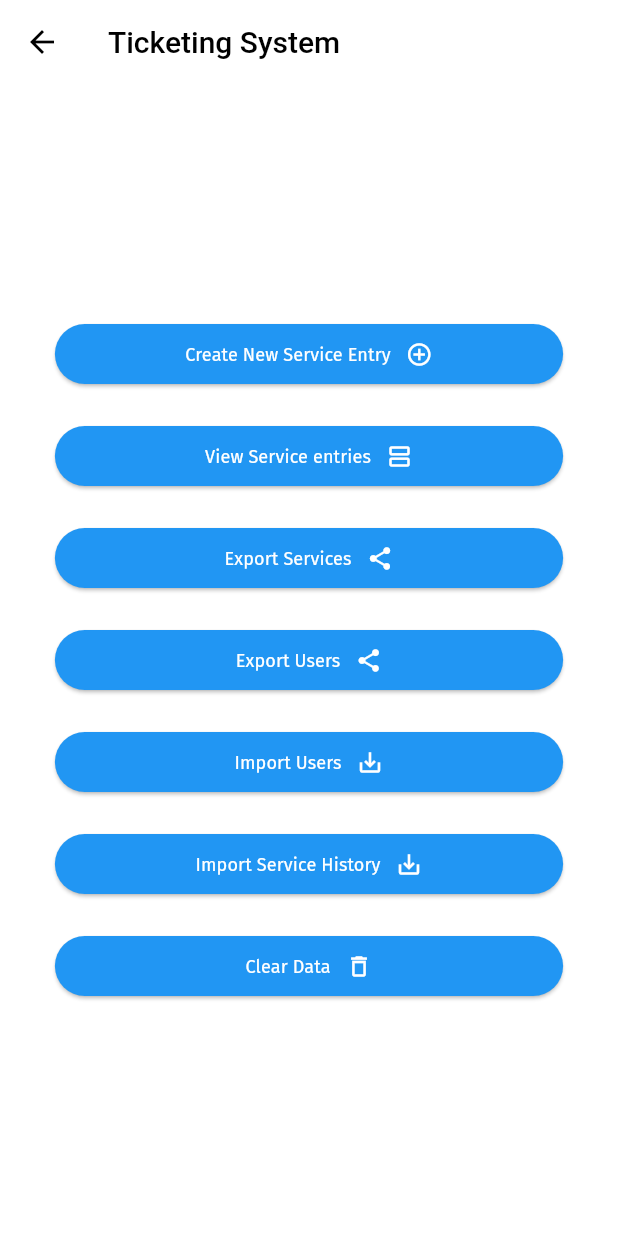
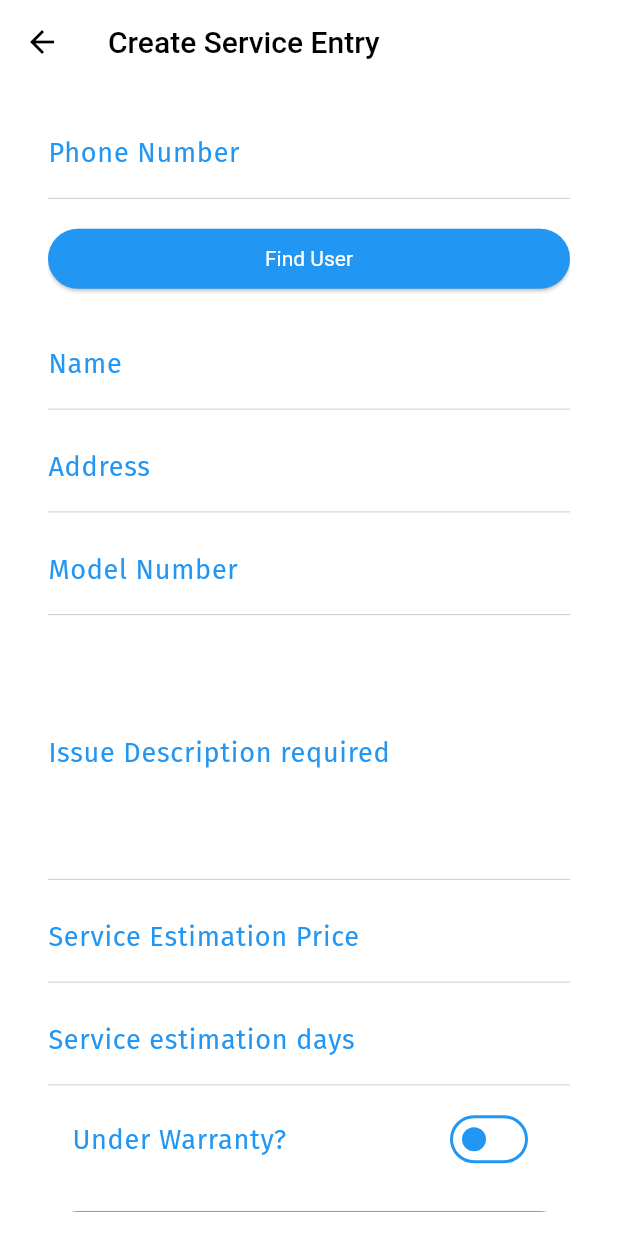
Before and after one commit to FrostArcher/flutter_boilerplate, a Flutter app: the screen it shows after launch, after a tap on "Create New Service Entry", on a phone screen of 412 x 824 dp. Run offline on Flutter 3.47's test engine with Material 3 defaults, Android fonts, the phone set to English and light mode, and no system bars; our stand-ins replace hive, hive_flutter, shared_preferences; accounts and stored records are empty; project files that could hold a hidden picture were left out.

Commit message:
theme changes

```diff
--- a/lib/app.dart
+++ b/lib/app.dart
@@ -1,5 +1,7 @@
 import 'package:flutter/material.dart';
 import 'package:flutter/services.dart';
+import 'package:newappmytectra/entry/domain/ticket_provider.dart';
+import 'package:newappmytectra/entry/presentation/create_ticket_screen.dart';
 import 'package:newappmytectra/entry/presentation/homescreen.dart';
 import 'package:newappmytectra/entry/presentation/splash.dart';
 import 'package:newappmytectra/utils/app_settings.dart';
@@ -7,6 +9,7 @@ import 'package:newappmytectra/utils/app_styles.dart';
 import 'package:newappmytectra/utils/extensions.dart';
 import 'package:newappmytectra/utils/localizations.dart';
 import 'package:newappmytectra/utils/navutils.dart';
+import 'package:newappmytectra/utils/service_locator.dart';
 import 'package:provider/provider.dart';
 
 class LandingScreen extends StatelessWidget {
@@ -25,7 +28,9 @@ class LandingScreen extends StatelessWidget {
     return MultiProvider(
       providers: [
         ChangeNotifierProvider<AppSettings>(create: (_) => AppSettings()),
-        // ChangeNotifierProvider<LoginProvider>(create: (_) => LoginProvider()),
+        ChangeNotifierProvider<TicketProvider>.value(
+          value: serviceLocator.get<TicketProvider>(), // Ensure single instance
+        ),
         // ChangeNotifierProvider<HomeProvider>(create: (_) => HomeProvider()),
         // ChangeNotifierProvider<ConnectivityProvider>(create: (_) => ConnectivityProvider()),
         // ChangeNotifierProvider<ProductProvider>(create: (_) => ProductProvider()),
@@ -50,10 +55,11 @@ class LandingScreen extends StatelessWidget {
             localizationsDelegates: const [
               AppLocalizations.delegate,
             ],
-            navigatorKey: NavUtils.navKey,
+            // navigatorKey: NavUtils.navKey,
             routes: {
               '/': (context) => const SplashScreen(),
               '/home': (context) => HomeScreen(),
+              '/create-ticket': (context) => CreateTicketScreen(),
             },
             debugShowCheckedModeBanner: false,
             initialRoute: "/",
--- a/lib/entry/domain/ticket_provider.dart
+++ b/lib/entry/domain/ticket_provider.dart
@@ -1,5 +1,34 @@
 import 'package:flutter/cupertino.dart';
+import 'package:newappmytectra/entry/models/user.dart';
+import 'package:newappmytectra/utils/dbhelper.dart';
 
 class TicketProvider with ChangeNotifier{
+  User? currentUser;
+  bool isLoading = true;
+
+  setIsLoadingFalse(){
+    isLoading = false;
+    notifyListeners();
+  }
+
+
+  // Function to find user by phone number
+  void findUserByPhone(String phoneNumber) {
+    isLoading = true;
+    final phone = phoneNumber;
+    final foundUser = DBHelper.getUsers().firstWhere(
+          (user) => user.phoneNumber == phone,
+      orElse: () => User(name: "", address: "", phoneNumber: phoneNumber), // Returns null if no user is found
+    );
+    print("uuuxxx===>${foundUser?.phoneNumber}");
+
+    if (foundUser != null) {
+        currentUser = foundUser;
+    } else {
+        currentUser = null;
+    }
+    isLoading = false;
+    notifyListeners();
+  }
 
 }
--- /dev/null
+++ b/lib/entry/presentation/create_ticket_screen.dart
@@ -0,0 +1,240 @@
+import 'package:flutter/material.dart';
+import 'package:flutter/services.dart';
+import 'package:newappmytectra/entry/domain/ticket_provider.dart';
+import 'package:newappmytectra/entry/models/ticket.dart';
+import 'package:newappmytectra/entry/models/user.dart';
+import 'package:newappmytectra/utils/dbhelper.dart';
+import 'package:newappmytectra/utils/service_locator.dart';
+import 'package:provider/provider.dart';
+
+
+class CreateTicketScreen extends StatefulWidget {
+  @override
+  _CreateTicketScreenState createState() => _CreateTicketScreenState();
+}
+
+class _CreateTicketScreenState extends State<CreateTicketScreen> {
+  final TextEditingController phoneController = TextEditingController();
+  final TextEditingController nameController = TextEditingController();
+  final TextEditingController addressController = TextEditingController();
+  final TextEditingController ticketTitleController = TextEditingController();
+  final TextEditingController ticketDescriptionController = TextEditingController();
+  final TextEditingController serviceEstPrice = TextEditingController();
+  final TextEditingController serviceEstDays = TextEditingController();
+  TicketProvider ticketProvider = serviceLocator.get<TicketProvider>();
+
+
+  GlobalKey<FormState> _formKey = GlobalKey<FormState>();
+  bool underWarranty = false;
+
+  @override
+  void initState() {
+    super.initState();
+    WidgetsBinding.instance.addPostFrameCallback((_)async{
+      ticketProvider.setIsLoadingFalse();
+    });
+  }
+
+
+
+  // Function to create a new ticket
+  void _createTicket() async{
+    if(_formKey.currentState!.validate()) {
+      if (ticketProvider.currentUser != null) {
+        final ticket = Ticket(
+            ticketNumber: 'TICKET-${DateTime
+                .now()
+                .millisecondsSinceEpoch}',
+            title: ticketTitleController.text,
+            description: ticketDescriptionController.text,
+            status: 'Open',
+            userPhone: ticketProvider.currentUser!.phoneNumber,
+            createdTime: DateTime.now(),
+            updatedTime: DateTime.now(),
+            serviceEstimationDays: int.parse(serviceEstDays.text),
+            serviceEstimationPrice: double.parse(serviceEstPrice.text.trim().isEmpty?"0":serviceEstPrice.text),
+            underWarranty: underWarranty
+        );
+
+        DBHelper.addTicket(ticket);
+        ScaffoldMessenger.of(context).showSnackBar(
+          SnackBar(content: Text("Ticket created successfully!")),
+        );
+      } else {
+        final user = User(name: nameController.text,
+            address: addressController.text,
+            phoneNumber: phoneController.text);
+        bool isUserPresent =  DBHelper.checkIfUserPresent(phoneController.text);
+        if(isUserPresent){
+          ticketProvider.currentUser = user;
+        }
+        else{
+          await DBHelper.addUser(user);
+        }
+        ticketProvider.currentUser = user;
+        _createTicket();
+      }
+    }
+    else{
+      ScaffoldMessenger.of(context).showSnackBar(
+        SnackBar(content: Text("Invalid Details, service entry failed")),
+      );
+    }
+  }
+
+  @override
+  Widget build(BuildContext context) {
+    return Scaffold(
+      appBar: AppBar(title: Text('Create Service Entry')),
+      resizeToAvoidBottomInset: true,
+      body: Consumer<TicketProvider>(
+        builder: (context, tProvider, child) {
+          return Center(
+            child: ticketProvider.isLoading? CircularProgressIndicator(
+              // color: Colors.blue,
+            ):
+            Center(
+              child: Container(
+                padding: EdgeInsets.all(16.0),
+                margin: EdgeInsets.symmetric(horizontal: 16),
+                decoration: BoxDecoration(
+                    color: Colors.white,
+                    borderRadius: BorderRadius.circular(20)
+                ),
+
+                child: Form(
+                  key: _formKey,
+                  child: ListView(
+                    shrinkWrap: true,
+                    // mainAxisSize: MainAxisSize.min,
+                    children: [
+                      // Phone number input
+                      TextFormField(
+                        controller: phoneController,
+                        validator: (val){
+                          return checkValidation(phoneController.text, "Phone number required");
+                        },
+                        inputFormatters: [
+                          LengthLimitingTextInputFormatter(10),
+                          FilteringTextInputFormatter.digitsOnly
+                        ],
+                        decoration: InputDecoration(labelText: 'Phone Number'),
+                      ),
+                      SizedBox(height: 16,),
+                      ElevatedButton(
+                        onPressed: (){
+                          tProvider.findUserByPhone(phoneController.text);
+                          if(tProvider.currentUser==null){
+                            ScaffoldMessenger.of(context).showSnackBar(
+                              SnackBar(content: Text("User not found with this phone number")),
+                            );
+                          }
+                        },
+                        child: Text('Find User'),
+                      ),
+                      SizedBox(height: 16,),
+                      // User fields (auto-populated)
+                      TextFormField(
+                        controller: nameController,
+                        validator: (val){
+                          return checkValidation(nameController.text, "Name required");
+                        },
+                        decoration: InputDecoration(labelText: 'Name'),
+                      ),
+                      SizedBox(height: 8,),
+                      TextFormField(
+                        controller: addressController,
+                        validator: (val){
+                          return checkValidation(addressController.text, "Address required");
+                        },
+                        decoration: InputDecoration(labelText: 'Address'),
+                      ),
+                      SizedBox(height: 8,),
+                      // Ticket title and description
+                      TextFormField(
+                        controller: ticketTitleController,
+                        decoration: InputDecoration(labelText: 'Model Number'),
+                        validator: (val){
+                          return checkValidation(ticketTitleController.text, "Issue title required");
+                        },
+                      ),
+                      SizedBox(height: 8,),
+                      TextFormField(
+                        controller: ticketDescriptionController,
+                        maxLines: 5,
+                        validator: (val){
+                          return checkValidation(ticketDescriptionController.text, "Issue title required");
+                        },
+                        decoration: InputDecoration(labelText: 'Issue Description required'),
+                      ),
+                      SizedBox(height: 8,),
+                      TextFormField(
+                        controller: serviceEstPrice,
+                        // validator: (val){
+                        //   return checkPriceValidation(serviceEstPrice.text, "Invalid Price");
+                        // },
+                        decoration: InputDecoration(labelText: 'Service Estimation Price'),
+                      ),
+                      SizedBox(height: 8,),
+                      TextFormField(
+                        controller: serviceEstDays,
+                        inputFormatters: [
+                          FilteringTextInputFormatter.digitsOnly
+                        ],
+                        validator: (val){
+                          return checkDaysValidation(serviceEstDays.text, "Invalid Days");
+                        },
+                        decoration: InputDecoration(labelText: 'Service estimation days'),
+                      ),
+                      SizedBox(height: 8,),
+                      SwitchListTile(value: underWarranty, onChanged: (val){
+                        setState(() {
+                          underWarranty = !underWarranty;
+                        });
+                      },
+                        title: Text("Under Warranty?"),
+                      ),
+                      SizedBox(height: 16,),
+                      ElevatedButton(
+                        onPressed: _createTicket,
+                        child: Text('Create Ticket'),
+                      ),
+                      SizedBox(height: 16,),
+                    ],
+                  ),
+                ),
+              ),
+            ),
+          );
+        }
+      ),
+    );
+  }
+
+  String? checkValidation(String? val, String s) {
+    if(val!.isEmpty){
+      return s;
+    }
+    return null;
+  }
+
+  String? checkPriceValidation(String? val, String s) {
+    if(val!.isEmpty){
+      return s;
+    }
+    else if(!RegExp(r'^[+]?\d+(\.\d+)?$').hasMatch(val)){
+      return s;
+    }
+    return null;
+  }
+
+  String? checkDaysValidation(String? val, String s) {
+    if(val!.isEmpty){
+      return s;
+    }
+    else if(!RegExp(r'^[1-9]\d*$').hasMatch(val)){
+      return s;
+    }
+    return null;
+  }
+}
--- a/lib/entry/presentation/homescreen.dart
+++ b/lib/entry/presentation/homescreen.dart
@@ -1,11 +1,12 @@
 import 'package:flutter/material.dart';
+import 'package:newappmytectra/utils/navutils.dart';
 
 class HomeScreen extends StatelessWidget {
   @override
   Widget build(BuildContext context) {
     var theme = Theme.of(context);
     return Scaffold(
-      appBar: AppBar(title: Text('Ticketing System')),
+      appBar: AppBar(title: Text('Ticketing System'),leading: SizedBox.shrink(),centerTitle: true,),
       body: Center(
         child: Container(
           padding: EdgeInsets.all(16.0),
@@ -19,11 +20,18 @@ class HomeScreen extends StatelessWidget {
             mainAxisSize: MainAxisSize.min,
             crossAxisAlignment: CrossAxisAlignment.center,
             children: [
+              Container(
+                height: 100,
+                width: 100,
+                child: Image.asset("assets/images/logonobg.png"),
+              ),
+              SizedBox(height: 36,),
               Row(
                 children: [
                   Expanded(
                     child: ElevatedButton(
                       onPressed: () {
+                        NavUtils.pushTo(context, '/create-ticket');
                         // Navigator.push(context, MaterialPageRoute(builder: (_) => CreateTicketScreen()));
                       },
                       child: Row(
--- a/lib/utils/app_init.dart
+++ b/lib/utils/app_init.dart
@@ -1,9 +1,18 @@
 import 'package:flutter/material.dart';
+import 'package:newappmytectra/entry/domain/ticket_provider.dart';
+import 'package:newappmytectra/entry/domain/user_provider.dart';
 import 'package:newappmytectra/utils/dbhelper.dart';
+import 'package:newappmytectra/utils/service_locator.dart';
 import 'package:newappmytectra/utils/session.dart';
+
+void setupDependencies() {
+  serviceLocator.registerSingleton<TicketProvider>(TicketProvider());
+  serviceLocator.registerLazySingleton<UserProvider>(() => UserProvider());
+}
 
 Future<String> initAll() async {
   WidgetsFlutterBinding.ensureInitialized();
+  setupDependencies();
   try {
     await DBHelper.initDB();
     await DBHelper.init();
--- a/lib/utils/app_settings.dart
+++ b/lib/utils/app_settings.dart
@@ -9,7 +9,7 @@ class AppSettings with ChangeNotifier {
   Locale? _locale;
   double? _textScale;
   String? _fontName;
-  int? _color;
+  int? _color = 0;
   double? _cornerRadius;
 
   int? get expandedIndex => _expandedIndex;
--- a/lib/utils/app_styles.dart
+++ b/lib/utils/app_styles.dart
@@ -49,13 +49,17 @@ class AppTheme {
 
   static double get kRadiusSmallest => (Session.cornerRadius) * 0.5;
 
-  static List<RScheme> colors = [
-    RScheme(const Color(0xff4179bd), const Color(0xff41BFFF), "appDefault"),
-    RScheme(const Color(0xffd15d3d), const Color(0xffd6b23c), "Fire"),
-    RScheme(const Color(0xffb5386a), const Color(0xffe06f3f), "Hibiscus"),
-    RScheme(const Color(0xffa6295f), const Color(0xffc445bc), "Fuscia"),
-    RScheme(const Color(0xff4775ba), const Color(0xff4fc996), "Parakeet"),
-    RScheme(const Color(0xff227574), const Color(0xff27e6e2), "Tiffany blue"),
+  static List<ColorScheme> colors = [
+    ColorScheme(
+        primary: Colors.blue,
+        brightness: Brightness.light,
+        onPrimary: Colors.white,
+        secondary: Colors.lightGreen,
+        onSecondary: Colors.white,
+        surface: Colors.blue,
+        onSurface: Colors.white,
+        error: Colors.red,
+        onError: Colors.white)
   ];
 
   static Gradient gradient(BuildContext context,
@@ -97,13 +101,13 @@ class AppTheme {
           color: Colors.black,
           decorationColor: Colors.black,
         ),
-    titleMedium:TextStyle(
+        titleMedium: TextStyle(
           fontSize: 20.0,
           fontWeight: FontWeight.w500,
           color: Colors.black,
           decorationColor: Colors.black,
         ),
-    titleSmall:TextStyle(
+        titleSmall: TextStyle(
           fontSize: 18.0,
           fontWeight: FontWeight.w500,
           color: Colors.black,
@@ -164,13 +168,13 @@ class AppTheme {
           color: Colors.white,
           decorationColor: Colors.white,
         ),
-    titleMedium:TextStyle(
+        titleMedium: TextStyle(
           fontSize: 20.0,
           fontWeight: FontWeight.w500,
           color: Colors.white,
           decorationColor: Colors.white,
         ),
-    titleSmall:TextStyle(
+        titleSmall: TextStyle(
           fontSize: 18.0,
           fontWeight: FontWeight.w500,
           color: Colors.white,
@@ -207,6 +211,8 @@ class AppTheme {
       );
 
   InputDecorationTheme get _inputTheme => InputDecorationTheme(
+        labelStyle: _textTheme.titleSmall
+            ?.copyWith(color: colors[settings.color].primary),
         border: const UnderlineInputBorder(
           borderSide: BorderSide(color: kDividerColor, width: 0.5),
         ),
@@ -253,35 +259,32 @@ class AppTheme {
   ThemeData get theme => ThemeData(
         // primarySwatch: kSwatch,
         textSelectionTheme: _textSelectionTheme,
-    colorScheme: ColorScheme(
-      primary: Colors.white,
-      secondary: Colors.blueAccent,
-      surface: Colors.blue,
-      error: Colors.red,
-      onPrimary: Colors.white,
-      onSecondary: Colors.white,
-      onSurface: Colors.lightGreen,
-      onError: Colors.white,
-      brightness: Brightness.light,
+        colorScheme: colors[settings.color],
+        elevatedButtonTheme: ElevatedButtonThemeData(
+            style: ButtonStyle(
+          backgroundColor:
+              WidgetStatePropertyAll(colors[settings.color].primary),
+          foregroundColor: WidgetStatePropertyAll(colors[settings.color].onPrimary),
+          iconColor: WidgetStatePropertyAll(colors[settings.color].onPrimary),
+          textStyle: WidgetStatePropertyAll(_textTheme.bodySmall
+              ?.copyWith(color: colors[settings.color].onPrimary),
           ),
-    // buttonTheme: ButtonThemeData(
-    //   shape: RoundedRectangleBorder(
-    //     borderRadius: BorderRadius.circular(kRadius),
-    //   ),
-    //   height: 36,
-    //   colorScheme: ColorScheme(
-    //     primary: Colors.blue,
-    //     secondary: Colors.blueAccent,
-    //     surface: Colors.white,
-    //     error: Colors.red,
-    //     onPrimary: Colors.white,
-    //     onSecondary: Colors.white,
-    //     onSurface: Colors.lightGreen,
-    //     onError: Colors.white,
-    //     brightness: Brightness.light,
-    //   ),
-    //   buttonColor: Colors.blue,
-    // ),
+
+        )),
+        switchTheme: SwitchThemeData(
+            trackColor:
+                WidgetStatePropertyAll(colors[settings.color].onPrimary),
+            thumbColor: WidgetStatePropertyAll(colors[settings.color].primary),
+            trackOutlineColor: WidgetStatePropertyAll(colors[settings.color].primary)),
+        listTileTheme: ListTileThemeData(
+          textColor: colors[settings.color].primary
+        ),
+        toggleButtonsTheme: ToggleButtonsThemeData(
+            selectedColor: colors[settings.color].secondary,
+            color: colors[settings.color].secondary,
+            splashColor: colors[settings.color].secondary),
+        progressIndicatorTheme: ProgressIndicatorThemeData(
+            circularTrackColor: colors[settings.color].primary),
         popupMenuTheme: PopupMenuThemeData(
           shape: RoundedRectangleBorder(
             borderRadius: BorderRadius.circular(kRadiusSmall),
@@ -290,7 +293,7 @@ class AppTheme {
         primaryColor: colors[settings.color].primary,
         canvasColor: Colors.white,
         cardColor: Colors.white,
-    secondaryHeaderColor: colors[settings.color].primary,
+        secondaryHeaderColor: colors[settings.color].secondary,
         dividerColor: kSwatch[100],
         hintColor: kSwatch[200],
         scaffoldBackgroundColor: kBackgroundColor,
@@ -320,7 +323,7 @@ class AppTheme {
               _textTheme.labelSmall!.copyWith(fontWeight: FontWeight.bold),
           brightness: Brightness.light,
         ),
-    iconTheme: const IconThemeData(color: kSwatch),
+        iconTheme: const IconThemeData(color: Colors.white),
         fontFamily: settings.fontName,
       );
 
@@ -347,7 +350,6 @@ class AppTheme {
             primary: colors[settings.color].secondary,
             secondary: Colors.white,
             surface: colors[settings.color].secondary,
-        background: colors[settings.color].secondary,
             error: kErrorColor,
             onPrimary: Colors.white,
             onSecondary: Colors.white,
--- /dev/null
+++ b/lib/utils/service_locator.dart
@@ -0,0 +1,39 @@
+final serviceLocator = ServiceLocator();
+
+
+class ServiceLocator {
+  // Singleton instance
+  static final ServiceLocator _instance = ServiceLocator._internal();
+  factory ServiceLocator() => _instance;
+
+  // Private constructor
+  ServiceLocator._internal();
+
+  // Storage for registered instances
+  final Map<Type, dynamic> _services = {};
+
+  /// Registers a singleton instance
+  void registerSingleton<T>(T instance) {
+    _services[T] = instance;
+  }
+
+  /// Registers a lazy singleton (created on first use)
+  void registerLazySingleton<T>(T Function() instanceBuilder) {
+    _services[T] = instanceBuilder;
+  }
+
+  /// Retrieves an instance
+  T get<T>() {
+    final instance = _services[T];
+
+    // If it's a function, call it to create the instance
+    if (instance is Function) {
+      _services[T] = instance();
+    }
+
+    return _services[T] as T;
+  }
+
+  /// Checks if a service is registered
+  bool isRegistered<T>() => _services.containsKey(T);
+}
```
Also changed, not shown: assets/images/logo.png (added), assets/images/logonobg.png (added). Lines whose indentation alone changed are shown as unchanged.
